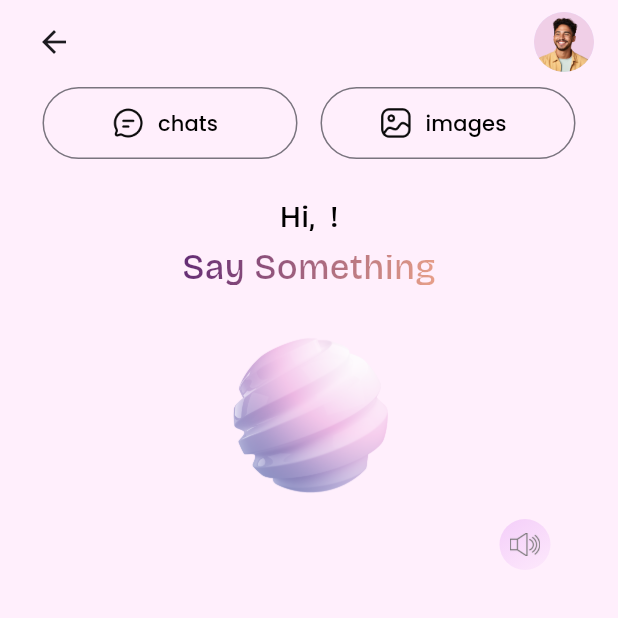
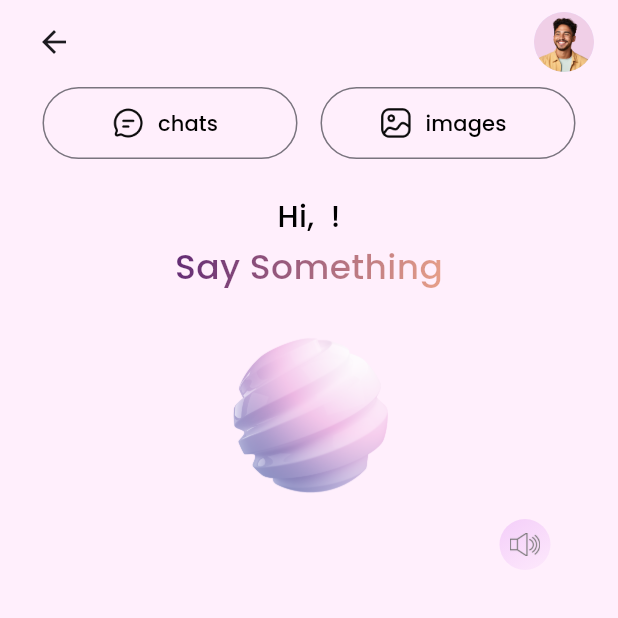
Before and after one commit to jiapanWei/voice_assistant, a Flutter app: the screen it shows once a user with an empty profile is signed in, after a tap on the "arrow back" icon, on a phone screen of 412 x 824 dp, the top half of it. Run offline on Flutter 3.47's test engine with Material 3 defaults, Android fonts, the phone set to English and light mode, and no system bars; our stand-ins replace cloud_firestore, envied, firebase_auth, firebase_core, google_fonts, google_sign_in and 5 more; missing offline and left inert: flutter_downloader, text_to_speech; accounts and stored records are empty; network calls fail; project files that could hold a hidden picture were left out.

Commit message:
Adds: widgets/styles.dart to store some font styles and button styles

```diff
--- a/lib/main.dart
+++ b/lib/main.dart
@@ -1,12 +1,13 @@
 import 'package:flutter/material.dart';
-import 'package:voice_assistant/screens/splash_screen.dart';
-import 'package:voice_assistant/screens/login_screen.dart';
-import 'package:voice_assistant/screens/home_screen.dart';
 import 'package:flutter_downloader/flutter_downloader.dart';
 
 import 'firebase_options.dart';
 import 'package:firebase_core/firebase_core.dart';
 import 'package:firebase_auth/firebase_auth.dart';
+
+import 'package:voice_assistant/screens/splash_screen.dart';
+import 'package:voice_assistant/screens/login_screen.dart';
+import 'package:voice_assistant/screens/home_screen.dart';
 
 void main() async {
   WidgetsFlutterBinding.ensureInitialized();
@@ -26,7 +27,7 @@ class MyApp extends StatelessWidget {
   @override
   Widget build(BuildContext context) {
     return MaterialApp(
-      title: 'Virtual Assistant Application', //TODO: remove?
+      title: 'Virtual Assistant Application',
       debugShowCheckedModeBanner: false,
       home: StreamBuilder(
         stream: FirebaseAuth.instance.authStateChanges(),
@@ -37,7 +38,7 @@ class MyApp extends StatelessWidget {
                   inputUsername: snapshot.data!.displayName ?? 'there');
             }
             // return LoginScreen();
-            return SplashScreen();
+            return const SplashScreen();
           } else {
             return const Scaffold(
               // Add a loading spinner
--- a/lib/screens/home_screen.dart
+++ b/lib/screens/home_screen.dart
@@ -17,8 +17,8 @@ import 'package:text_to_speech/text_to_speech.dart';
 import 'package:flutter/scheduler.dart';
 import 'package:google_fonts/google_fonts.dart';
 import 'package:firebase_auth/firebase_auth.dart';
-import 'package:voice_assistant/screens/auth_screen.dart';
-import 'package:voice_assistant/screens/login_screen.dart';
+
+import 'package:voice_assistant/screens/widgets/styles.dart';
 import 'package:voice_assistant/screens/widgets/build_display_results.dart';
 import 'package:voice_assistant/screens/widgets/build_listening_ui.dart';
 import 'package:voice_assistant/screens/widgets/build_mode_button.dart';
@@ -26,19 +26,8 @@ import 'package:voice_assistant/screens/widgets/build_not_listening_ui.dart';
 import 'package:voice_assistant/screens/widgets/build_sound_button.dart';
 import 'package:voice_assistant/screens/widgets/build_text_input_field.dart';
 
-const double titleFontSize = 16;
-const Color titleColor = Colors.black;
-
-const Color backgroundColorPink = Color.fromRGBO(255, 239, 252, 1.0);
-const Color snackBarColorPink = Color.fromARGB(255, 254, 205, 221);
-
-TextStyle titleStyle = GoogleFonts.bricolageGrotesque(
-  textStyle: const TextStyle(
-    fontSize: 16,
-    color: Colors.black,
-    fontWeight: FontWeight.w400,
-  ),
-);
+import 'package:voice_assistant/screens/auth_screen.dart';
+import 'package:voice_assistant/screens/login_screen.dart';
 
 class HomeScreen extends StatefulWidget {
   final String inputUsername;
@@ -322,38 +311,15 @@ class _HomeScreenState extends State<HomeScreen> {
                   // hi text
                   Text(
                     "Hi, ${widget.inputUsername} !",
-                    style: GoogleFonts.bricolageGrotesque(
-                      textStyle: const TextStyle(
-                        fontSize: 20,
-                        color: Colors.black,
-                        fontWeight: FontWeight.w500,
-                      ),
-                    ),
+                    style: bricolageGrotesqueFontStyle(),
                   ),
                   const SizedBox(height: 3),
-                  ShaderMask(
-                    shaderCallback: (Rect bounds) {
-                      return const LinearGradient(
-                        colors: [
-                          Color.fromRGBO(97, 42, 116, 1),
-                          Color.fromRGBO(232, 160, 137, 1)
-                        ],
-                        begin: Alignment.topLeft,
-                        end: Alignment.bottomRight,
-                      ).createShader(bounds);
-                    },
-                    blendMode: BlendMode.srcIn,
-                    child: Text(
-                      'Say Something',
-                      style: GoogleFonts.bricolageGrotesque(
-                        textStyle: const TextStyle(
-                          fontSize: 23,
-                          color: titleColor,
-                          fontWeight: FontWeight.w500,
-                        ),
-                      ),
-                    ),
+
+                  gradientText(
+                    text: 'Say Something',
+                    style: headingBricolageGrotesqueFontStyle(),
                   ),
+
                   const SizedBox(
                     height: 20,
                   ),
@@ -410,7 +376,7 @@ class _HomeScreenState extends State<HomeScreen> {
                       width: 450,
                       // height: 400,
                       decoration: BoxDecoration(
-                        color: Color.fromRGBO(255, 239, 252, 1.0),
+                        color: backgroundColorPink,
                         borderRadius: BorderRadius.circular(25.0),
                         border: Border.all(
                           color: Colors.grey,
--- a/lib/screens/splash_screen.dart
+++ b/lib/screens/splash_screen.dart
@@ -1,14 +1,11 @@
 import 'package:flutter/material.dart';
 import 'package:slide_to_act/slide_to_act.dart';
-import 'package:google_fonts/google_fonts.dart';
+
+import 'package:voice_assistant/screens/widgets/styles.dart';
 import 'package:voice_assistant/screens/login_screen.dart';
 
-const Color backgroundColorPink = Color.fromRGBO(255, 239, 252, 1.0);
-const headingPoppinsFontStyle = TextStyle(
-    fontSize: 20.0, fontWeight: FontWeight.w400, color: Color(0xFF776F69));
-
 class SplashScreen extends StatefulWidget {
-  const SplashScreen({Key? key}) : super(key: key);
+  const SplashScreen({super.key});
 
   @override
   _SplashScreenState createState() => _SplashScreenState();
@@ -34,22 +31,9 @@ class _SplashScreenState extends State<SplashScreen> {
                 width: 200,
                 child: Image.asset('images/ball.png'),
               ),
-              ShaderMask(
-                shaderCallback: (Rect bounds) {
-                  return const LinearGradient(
-                    colors: [
-                      Color.fromRGBO(97, 42, 116, 1),
-                      Color.fromRGBO(232, 160, 137, 1)
-                    ],
-                    begin: Alignment.topLeft,
-                    end: Alignment.bottomRight,
-                  ).createShader(bounds);
-                },
-                blendMode: BlendMode.srcIn,
-                child: const Text(
-                  'Hello, welcome!',
-                  style: TextStyle(fontSize: 24),
-                ),
+              gradientText(
+                text: 'Hello, welcome!',
+                style: const TextStyle(fontSize: 24),
               ),
               const SizedBox(height: 120),
               Padding(
@@ -63,14 +47,15 @@ class _SplashScreenState extends State<SplashScreen> {
                     color: Colors.pink,
                   ),
                   text: 'Get Started!',
-                  textStyle: headingPoppinsFontStyle,
+                  textStyle: headingPoppinsFontStyle(),
                   onSubmit: () {
                     Navigator.push(
                       context,
                       MaterialPageRoute(
-                        builder: (context) => LoginScreen(),
+                        builder: (context) => const LoginScreen(),
                       ),
                     );
+                    return null;
                   },
                 ),
               ),
--- a/lib/screens/widgets/build_display_results.dart
+++ b/lib/screens/widgets/build_display_results.dart
@@ -12,13 +12,13 @@ class DisplayResult extends StatelessWidget {
   final Function(String) getPublicDirectoryPath;
 
   const DisplayResult({
-    Key? key,
+    super.key,
     required this.modeOfAI,
     required this.answerTextFromAI,
     required this.imageUrlFromAI,
     required this.isDownloadComplete,
     required this.getPublicDirectoryPath,
-  }) : super(key: key);
+  });
 
   @override
   Widget build(BuildContext context) {
@@ -32,7 +32,7 @@ class DisplayResult extends StatelessWidget {
                     style: GoogleFonts.poppins(
                       fontSize: 14.0,
                       fontWeight: FontWeight.normal,
-                      color: Color.fromARGB(255, 101, 100, 100),
+                      color: const Color.fromARGB(255, 101, 100, 100),
                     ),
                   )
                 : RichText(
--- a/lib/screens/widgets/display_default_text.dart
+++ b/lib/screens/widgets/display_default_text.dart
@@ -27,7 +27,7 @@ class DisplayResultRichText extends StatelessWidget {
                   style: GoogleFonts.poppins(
                     fontSize: 16.0,
                     fontWeight: FontWeight.w400,
-                    color: Color.fromRGBO(97, 42, 116, 1.0),
+                    color: const Color.fromRGBO(97, 42, 116, 1.0),
                   ),
                 ),
               ),
--- /dev/null
+++ b/lib/screens/widgets/styles.dart
@@ -0,0 +1,95 @@
+import 'package:flutter/material.dart';
+import 'package:google_fonts/google_fonts.dart';
+
+const Color backgroundColorPink = Color.fromRGBO(255, 239, 252, 1.0);
+const Color snackBarColorPink = Color.fromARGB(255, 254, 205, 221);
+
+const double titleFontSize = 16;
+const Color titleColor = Colors.black;
+
+ShaderMask gradientText({
+  required String text,
+  required TextStyle style,
+}) {
+  return ShaderMask(
+    shaderCallback: (Rect bounds) {
+      return const LinearGradient(
+        colors: [
+          Color.fromRGBO(97, 42, 116, 1),
+          Color.fromRGBO(232, 160, 137, 1)
+        ],
+        begin: Alignment.topLeft,
+        end: Alignment.bottomRight,
+      ).createShader(bounds);
+    },
+    blendMode: BlendMode.srcIn,
+    child: Text(
+      text,
+      style: style,
+    ),
+  );
+}
+
+// Font Style: GoogleFonts.bricolageGrotesque
+TextStyle titleStyle() {
+  return GoogleFonts.bricolageGrotesque(
+    fontSize: 16.0,
+    fontWeight: FontWeight.w400,
+    color: titleColor,
+  );
+}
+
+TextStyle bricolageGrotesqueFontStyle() {
+  return GoogleFonts.poppins(
+    fontSize: 20.0,
+    fontWeight: FontWeight.w500,
+    color: titleColor,
+  );
+}
+
+TextStyle headingBricolageGrotesqueFontStyle() {
+  return GoogleFonts.poppins(
+    fontSize: 23.0,
+    fontWeight: FontWeight.w500,
+    color: titleColor,
+  );
+}
+
+// Font Style: GoogleFonts.poppins
+TextStyle poppinsFontStyle() {
+  return GoogleFonts.poppins(
+    fontSize: 16.0,
+    fontWeight: FontWeight.w400,
+    color: const Color.fromRGBO(119, 111, 105, 1.0),
+  );
+}
+
+TextStyle headingPoppinsFontStyle() {
+  return GoogleFonts.poppins(
+    fontSize: 20.0,
+    fontWeight: FontWeight.w400,
+    color: const Color.fromRGBO(119, 111, 105, 1.0),
+  );
+}
+
+TextStyle sidenotePoppinsFontStyle() {
+  return GoogleFonts.poppins(
+    fontSize: 12.0,
+    fontWeight: FontWeight.w400,
+    color: const Color.fromRGBO(119, 111, 105, 1.0),
+  );
+}
+
+TextStyle sidenoteBricolageGrotesqueFontStyle() {
+  return GoogleFonts.poppins(
+    fontSize: 13.0,
+    color: Colors.grey,
+  );
+}
+
+ButtonStyle transparentButtonStyle() {
+  return OutlinedButton.styleFrom(
+    side: const BorderSide(color: Colors.grey),
+    minimumSize: const Size(300, 37),
+  );
+}
```
Also changed, not shown: lib/screens/auth_screen.dart (+13 -21 lines), lib/screens/authentications/auth_sign_in_providers.dart (+2 -16 lines), lib/screens/authentications/password_reset_screen.dart (+9 -19 lines), lib/screens/login_screen.dart (+9 -40 lines), lib/screens/widgets/display_result_image.dart (+20 -11 lines), lib/screens/widgets/input_decoration.dart (+3 -5 lines).
